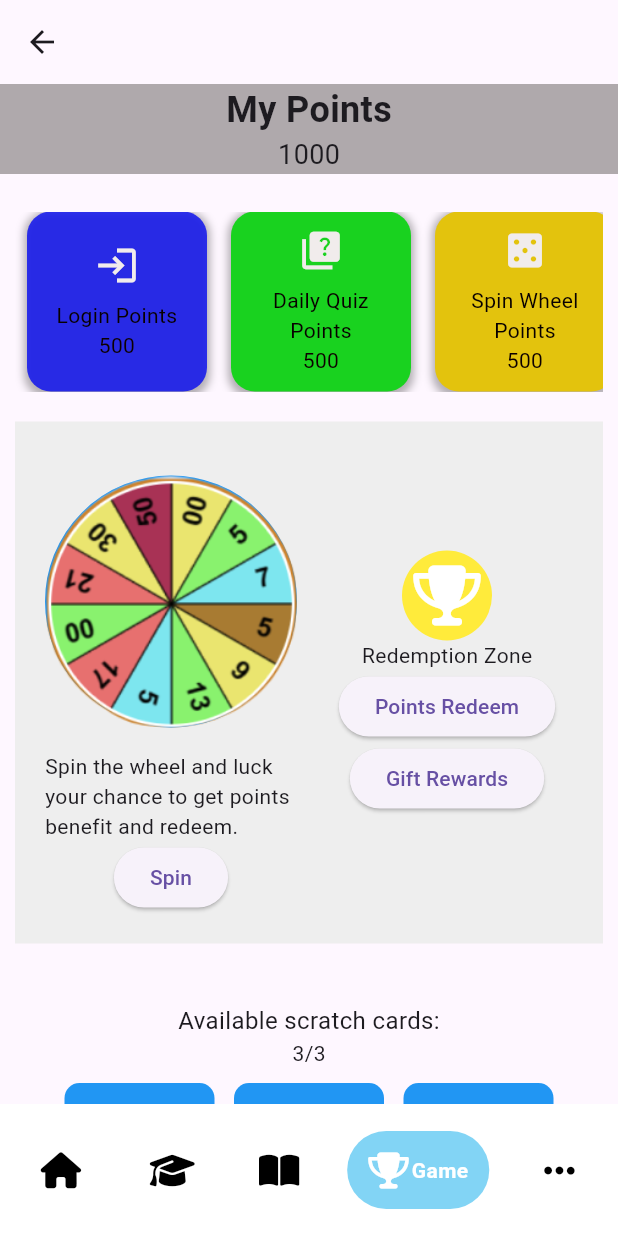
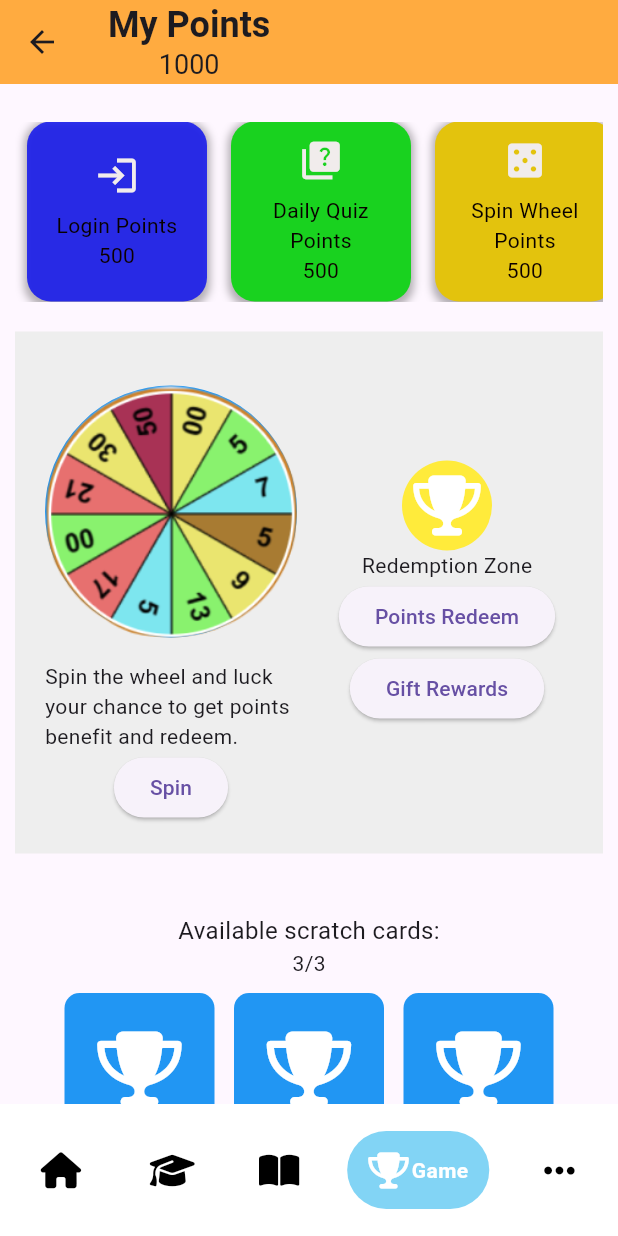
Before and after one commit to ktlikhith/elearningapp, a Flutter app: the GamificationPage screen opened directly, on a phone screen of 412 x 824 dp. Run offline on Flutter 3.47's test engine with Material 3 defaults, Android fonts, the phone set to English and light mode, and no system bars; drawn by our look-alikes of google_nav_bar; our stand-ins replace font_awesome_flutter, google_fonts, video_player; network calls fail.

Commit message:
Added primary colour

```diff
--- a/elearning/lib/ui/Gamification/gameappbar.dart
+++ b/elearning/lib/ui/Gamification/gameappbar.dart
@@ -7,21 +7,10 @@ class GamificationPage extends StatelessWidget {
   @override
   Widget build(BuildContext context) {
     return Scaffold(
+
       appBar: AppBar(
-        title: Text(
-          '',
-          style: TextStyle(fontWeight: FontWeight.bold),
-        ),
-        centerTitle: true,
-        elevation: 0,
-      ),
-      body: Column(
-        crossAxisAlignment: CrossAxisAlignment.stretch,
-        children: [
-          Container(
-            padding: EdgeInsets.symmetric(horizontal: 5, vertical: 0),
-            color: Color.fromARGB(183, 144, 139, 139),
-            child: Column(
+        backgroundColor: Theme.of(context).primaryColor,
+        title: Column(
               crossAxisAlignment: CrossAxisAlignment.center,
               children: [
                 Text(
@@ -34,7 +23,11 @@ class GamificationPage extends StatelessWidget {
                 ),
               ],
             ),
-          ),
+      ),
+      backgroundColor: Theme.of(context).backgroundColor,
+      body: Column(
+        crossAxisAlignment: CrossAxisAlignment.stretch,
+        children: [
           Expanded(
             child: SingleChildScrollView(
               child: Padding(
--- a/elearning/pubspec.yaml
+++ b/elearning/pubspec.yaml
@@ -44,7 +44,7 @@ dependencies:
 
   google_fonts: ^6.2.1
 
-  google_nav_bar: ^5.0.6
+
   go_router: ^10.1.0
   badges: ^2.0.3
 
```
Also changed, not shown: elearning/lib/ui/Dashboard/dashboard.dart (+3 -4 lines), elearning/lib/ui/Navigation Bar/navbaronclickanimation.dart (deleted, +0 -73 lines), elearning/lib/ui/Navigation Bar/navigationanimation.dart (+4 -4 lines), elearning/lib/ui/livesession/livesession.dart (+1 -6 lines), elearning/pubspec.lock.
